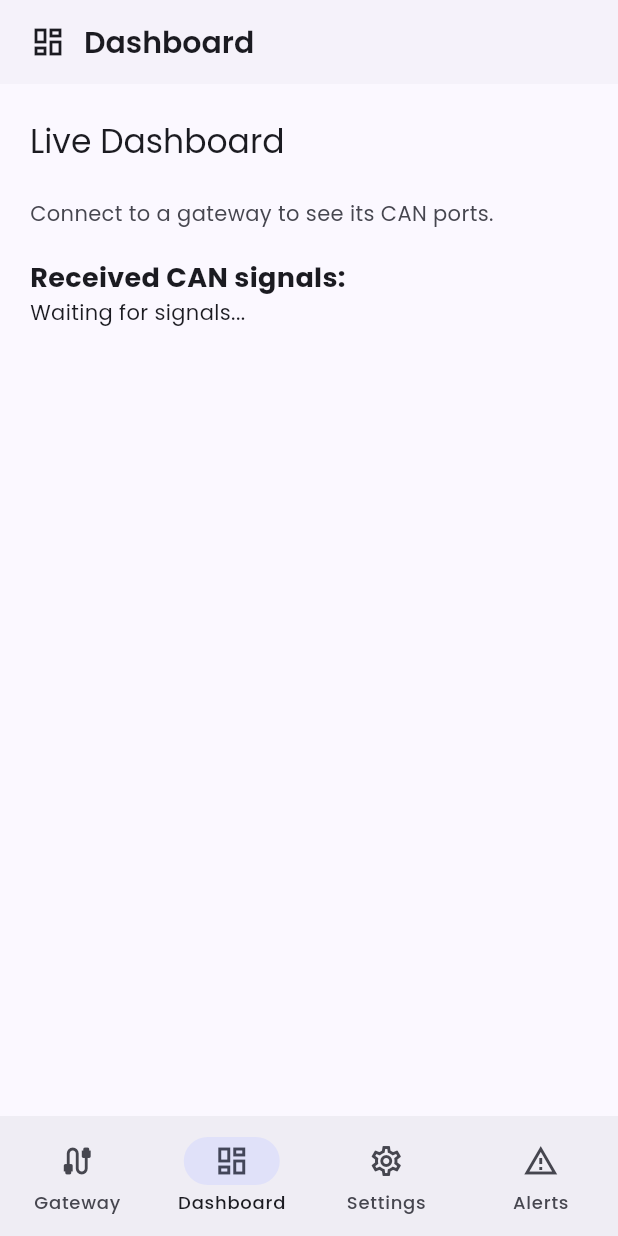
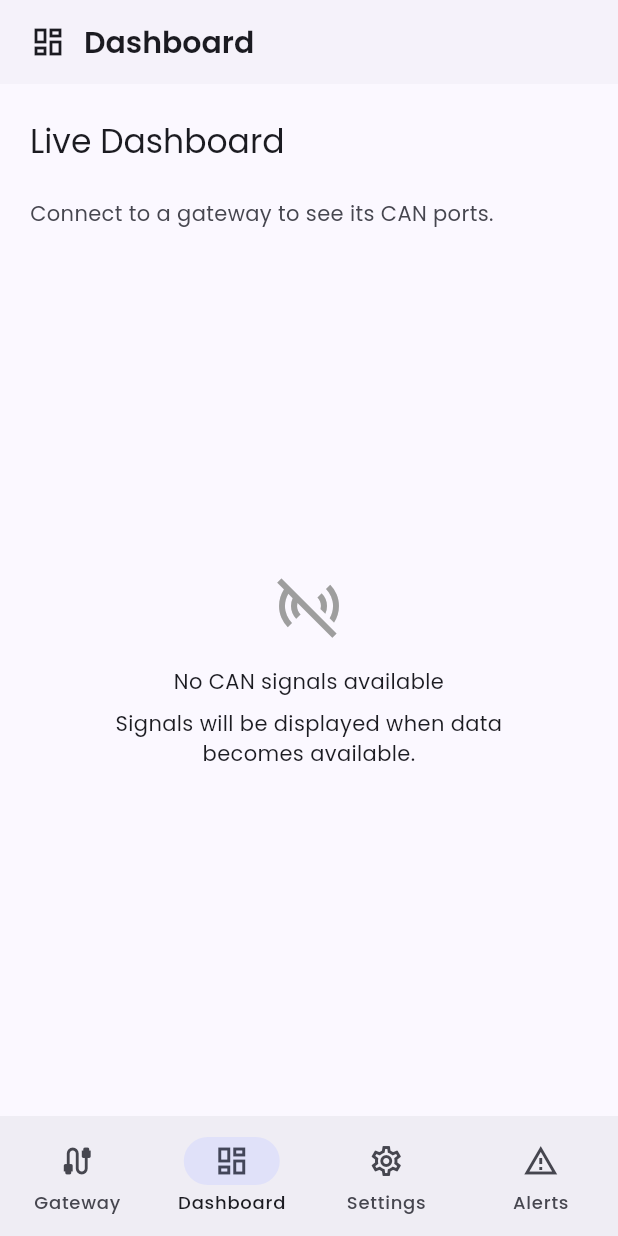
Before and after one commit to ajurisic23/Mobile-companion-app, a Flutter app: the screen it shows after launch, item 2 of the bottom bar chosen, on a phone screen of 412 x 824 dp. Run offline on Flutter 3.47's test engine with Material 3 defaults, Android fonts, the phone set to English and light mode, and no system bars; our stand-ins replace google_fonts, shared_preferences.

Commit message:
SCRUM-26: integrate live CAN signals with modular dashboard

```diff
--- a/lib/features/dashboard/screens/dashboard_preview_screen.dart
+++ b/lib/features/dashboard/screens/dashboard_preview_screen.dart
@@ -63,12 +63,12 @@ class _DashboardPreviewScreenState
               ),
               SizedBox(height: 16),
               Text(
-                'Nema dostupnih CAN signala',
+                'No CAN signals available',
                 textAlign: TextAlign.center,
               ),
               SizedBox(height: 8),
               Text(
-                'Signali će se prikazati kada podaci postanu dostupni.',
+                'Signals will be displayed when data becomes available.',
                 textAlign: TextAlign.center,
               ),
             ],
@@ -79,7 +79,7 @@ class _DashboardPreviewScreenState
 
     if (widget.views.isEmpty) {
       return const Center(
-        child: Text('Nema dostupnih modula za prikaz signala.'),
+        child: Text('No signal display modules available.'),
       );
     }
 
@@ -95,13 +95,26 @@ class _DashboardPreviewScreenState
     return Column(
       children: [
         Padding(
-          padding: const EdgeInsets.fromLTRB(16, 16, 16, 0),
-          child: SegmentedButton<String>(
+          padding: const EdgeInsets.symmetric(horizontal: 16),
+          child: Row(
+            children: [
+              const Expanded(
+                child: Text(
+                  'CAN signals:',
+                  style: TextStyle(
+                    fontSize: 18,
+                    fontWeight: FontWeight.bold,
+                  ),
+                ),
+              ),
+              const SizedBox(width: 8),
+              SegmentedButton<String>(
+                showSelectedIcon: false,
                 segments: widget.views.map((view) {
                   return ButtonSegment<String>(
                     value: view.id,
-                label: Text(view.label),
                     icon: Icon(view.icon),
+                    tooltip: view.label,
                   );
                 }).toList(),
                 selected: {selectedId},
@@ -111,6 +124,8 @@ class _DashboardPreviewScreenState
                   });
                 },
               ),
+            ],
+          ),
         ),
         Expanded(
           child: selectedView.buildView(_signals),
--- a/lib/features/dashboard/screens/dashboard_screen.dart
+++ b/lib/features/dashboard/screens/dashboard_screen.dart
@@ -1,5 +1,8 @@
+
 import 'package:flutter/material.dart';
 import 'package:provider/provider.dart';
+import 'package:can_cards/can_cards.dart';
+import 'package:can_list/can_list.dart';
 
 import '../../can/state/live_can_controller.dart';
 import '../../can/state/live_signal_store.dart';
@@ -9,7 +12,10 @@ import '../../gateway/state/active_gateway_controller.dart';
 import '../../gateway/widgets/can_port_selector.dart';
 import '../../gateway/widgets/gateway_status_row.dart';
 
-class DashboardScreen extends StatelessWidget {
+import '../services/live_can_signal_source.dart';
+import 'dashboard_preview_screen.dart';
+
+class DashboardScreen extends StatefulWidget {
   const DashboardScreen({
     super.key,
     this.canPortsService,
@@ -18,6 +24,22 @@ class DashboardScreen extends StatelessWidget {
 
   final CanPortsService? canPortsService;
   final GatewayHealthService? gatewayHealthService;
+
+  @override
+  State<DashboardScreen> createState() => _DashboardScreenState();
+}
+
+class _DashboardScreenState extends State<DashboardScreen> {
+  late final LiveCanSignalSource _signalSource;
+
+  @override
+  void initState() {
+    super.initState();
+
+    _signalSource = LiveCanSignalSource(
+      context.read<LiveSignalStore>(),
+    );
+  }
 
   @override
   Widget build(BuildContext context) {
@@ -29,23 +51,28 @@ class DashboardScreen extends StatelessWidget {
     return Center(
       child: ConstrainedBox(
         constraints: const BoxConstraints(maxWidth: 480),
-        child: ListView(
+        child: Column(
+          crossAxisAlignment: CrossAxisAlignment.stretch,
           children: [
             Text('Live Dashboard', style: textTheme.titleLarge),
+
             const SizedBox(height: 24),
+
             CanPortSelector(
               gateway: gateway,
-              selectedPort: activeGateway.port,
+              selectedPort: selectedPort,
               onSelected: activeGateway.selectPort,
-              service: canPortsService,
+              service: widget.canPortsService,
             ),
+
             if (gateway != null) ...[
               const SizedBox(height: 12),
               GatewayStatusRow(
                 gateway: gateway,
-                healthService: gatewayHealthService,
+                healthService: widget.gatewayHealthService,
               ),
             ],
+
             if (gateway != null && selectedPort != null)
               ElevatedButton(
                 onPressed: () {
@@ -59,31 +86,14 @@ class DashboardScreen extends StatelessWidget {
 
             const SizedBox(height: 20),
 
-            const Text(
-              'Received CAN signals:',
-              style: TextStyle(
-                fontSize: 18,
-                fontWeight: FontWeight.bold,
+            Expanded(
+              child: DashboardPreviewScreen(
+                signalSource: _signalSource,
+                views: const [
+                  CanCardsView(),
+                  CanListView(),
+                ],
               ),
-            ),
-
-            Consumer<LiveSignalStore>(
-              builder: (context, store, child) {
-                final signals = store.entriesByTag.values.toList();
-
-                if (signals.isEmpty) {
-                  return const Text('Waiting for signals...');
-                }
-
-                return Column(
-                  crossAxisAlignment: CrossAxisAlignment.start,
-                  children: signals.map((entry) {
-                    return Text(
-                      '${entry.tag}: ${entry.value} ${entry.unit ?? ''}',
-                    );
-                  }).toList(),
-                );
-              },
             ),
           ],
         ),
--- a/packages/can_cards/lib/widgets/can_signal_grid.dart
+++ b/packages/can_cards/lib/widgets/can_signal_grid.dart
@@ -22,7 +22,7 @@ class CanSignalGrid extends StatelessWidget {
         crossAxisCount: 2,
         crossAxisSpacing: 12,
         mainAxisSpacing: 12,
-        mainAxisExtent: 150,
+        mainAxisExtent: 170,
       ),
       itemBuilder: (context, index) {
         final signal = signals[index];
```
Also changed, not shown: lib/features/dashboard/services/live_can_signal_source.dart (added, +44 -0 lines), packages/can_cards/lib/widgets/can_signal_card.dart (+9 -4 lines), 1 other file. Lines whose indentation alone changed are shown as unchanged.
